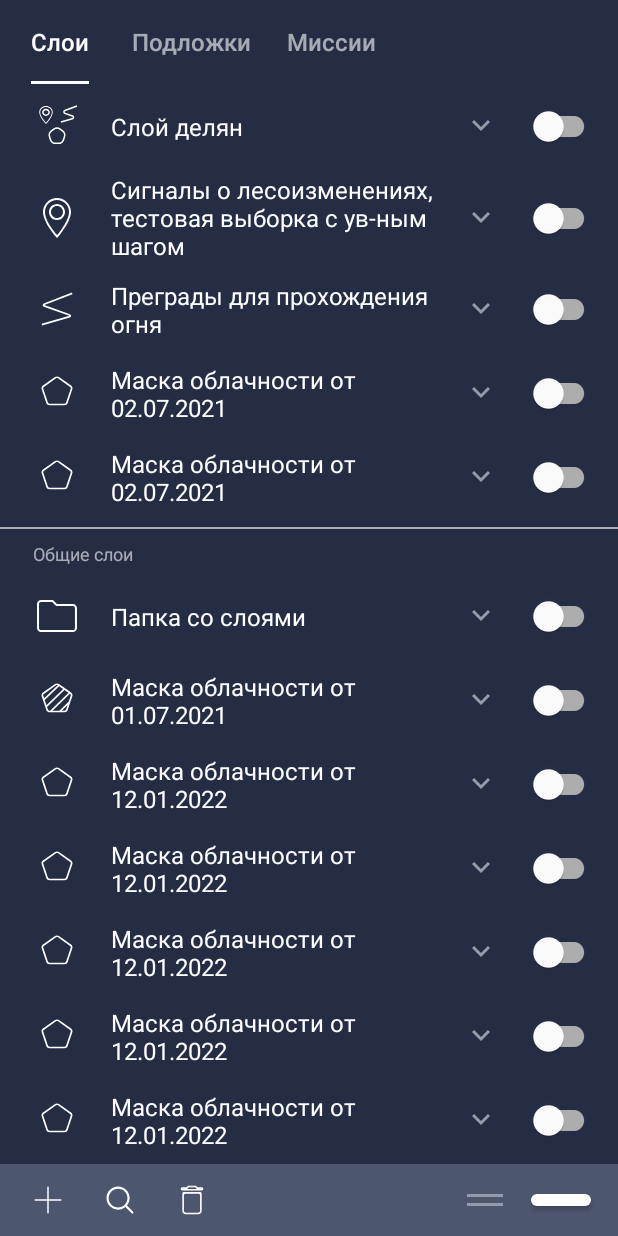
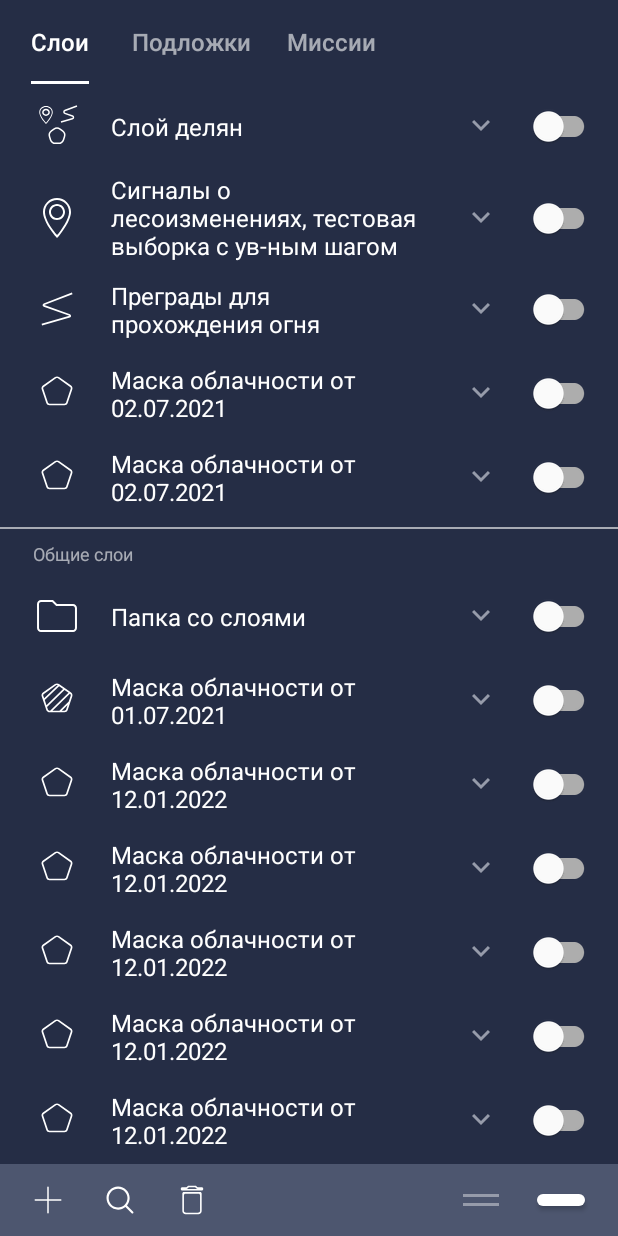
Before and after one commit to ztzmtv/MapBox, an Android app: the screen it shows after launch (MainActivity), on a phone screen of 412 x 824 dp. Run offline under Robolectric (Android 15) with nearby library versions, the phone set to English and light mode, and no system bars; libraries missing offline, so code that uses them is left out: it.beppi.tristatetogglebutton_library; plain views replace TriStateToggleButton; 2 statements that could not run were skipped.

Commit message:
доработка дизайна

```diff
--- a/app/src/main/java/com/example/infograce/MainActivity.kt
+++ b/app/src/main/java/com/example/infograce/MainActivity.kt
@@ -40,22 +40,28 @@ class MainActivity : AppCompatActivity(), RecyclerAdapter.Listener , SearchView.
         binding.recyclerView.layoutManager = layoutManager
         binding.recyclerView.adapter = adapter
 
+        val isSwitchedAny: Boolean = adapter.items.filterIsInstance<RecyclerViewItems.Layers>().any { it.switch }
+        val isSwitchedAll: Boolean = adapter.items.filterIsInstance<RecyclerViewItems.Layers>().all { it.switch }
+        binding.switchBottom.isMidSelectable = isSwitchedAny && !isSwitchedAll
+
         addDataSet("")
 
         binding.imageAdd.setOnClickListener{
             adapter.addLayer()
         }
-
         binding.imageDelete.setOnClickListener {
             adapter.removeLayer()
         }
 
         binding.imageDrag.setOnClickListener {
-            adapter.items.filterIsInstance<RecyclerViewItems.Layers>().forEachIndexed(){index, value ->
+            dragState =! dragState
+            binding.imageDrag.isSelected = dragState
+            adapter.items.filterIsInstance<RecyclerViewItems.Layers>().forEachIndexed { index, value ->
                 value.draggable =! value.draggable
                 adapter.notifyDataSetChanged()
                 adapter.touchHelper.attachToRecyclerView(binding.recyclerView)
             }
+
             binding.switchBottom.visibility = if(adapter.items.filterIsInstance<RecyclerViewItems.Layers>().any { it.draggable }) View.GONE else View.VISIBLE
         }
 
@@ -66,14 +72,15 @@ class MainActivity : AppCompatActivity(), RecyclerAdapter.Listener , SearchView.
                     ToggleStatus.mid -> adapter.switchedMidAll()
                     ToggleStatus.on -> adapter.switchedOnAll()
                     null -> {}
+
                 }
                 adapter.notifyDataSetChanged()
             }
         }
 
         binding.imageSearch.setOnClickListener {
-//            searchState =! searchState
-            if (searchState) binding.imageSearch.setBackgroundColor(resources.getColor(R.color.green)) else binding.imageSearch.setBackgroundColor(resources.getColor(R.color.dark_blue_exp))
+            searchState =! searchState
+            binding.imageSearch.isSelected = searchState
             binding.expandableSearch.visibility = if(binding.expandableSearch.visibility == View.VISIBLE) View.GONE else View.VISIBLE
         }
 
@@ -88,6 +95,7 @@ class MainActivity : AppCompatActivity(), RecyclerAdapter.Listener , SearchView.
             }
         })
 
+
     }
 
     private fun addDataSet(search: String){
@@ -99,7 +107,7 @@ class MainActivity : AppCompatActivity(), RecyclerAdapter.Listener , SearchView.
         indirectSwitched = true
         val isSwitchedAll: Boolean = adapter.items.filterIsInstance<RecyclerViewItems.Layers>().all { it.switch }
         val isSwitchedAny: Boolean = adapter.items.filterIsInstance<RecyclerViewItems.Layers>().any { it.switch }
-
+        binding.switchBottom.isMidSelectable = isSwitchedAny && !isSwitchedAll
         if (isSwitchedAll) {
             binding.switchBottom.toggleOn()
         }
--- a/app/src/main/java/com/example/infograce/recyclerview/RecyclerAdapter.kt
+++ b/app/src/main/java/com/example/infograce/recyclerview/RecyclerAdapter.kt
@@ -132,6 +132,10 @@ class RecyclerAdapter(private val listenerActivity: MainActivity): RecyclerView.
                         currentItem.visibility = !currentItem.visibility
                         notifyItemChanged(position)
                     }
+                    holder.binding.titleLine.setOnClickListener {
+                        currentItem.visibility = !currentItem.visibility
+                        notifyItemChanged(position)
+                    }
 
                     holder.binding.slider.addOnChangeListener { slider, value, fromUser ->
                         holder.binding.transView.setText("Прозрачность: ${value.toInt()}%")
@@ -189,7 +193,6 @@ class RecyclerAdapter(private val listenerActivity: MainActivity): RecyclerView.
                 is RecyclerViewItems.TitleSpannable -> R.layout.layer_group
                 is RecyclerViewItems.LayersGroup -> R.layout.layers_group
                 is RecyclerViewItems.Layers -> R.layout.layer_group
-
             }
         }
 
--- /dev/null
+++ b/app/src/main/res/color/button_background_color.xml
@@ -0,0 +1,14 @@
+<?xml version="1.0" encoding="utf-8"?>
+<selector xmlns:android="http://schemas.android.com/apk/res/android">
+
+    <!--When Button is not enabled -->
+    <item android:state_enabled="false" android:color="#b6b7b5" />
+    <!--When Button is in pressed state -->
+    <item android:state_pressed="true" android:color="@color/green" />
+    <!--When Button is in selected state -->
+    <item android:state_selected="true" android:color="@color/green" />
+    <!--Default Background Color -->
+    <item android:color="@color/dark_blue_exp" />
+
+
+</selector>
--- /dev/null
+++ b/app/src/main/res/color/button_text_color.xml
@@ -0,0 +1,15 @@
+<?xml version="1.0" encoding="utf-8"?>
+<selector xmlns:android="http://schemas.android.com/apk/res/android">
+
+    <!--When the button is not enabled-->
+<!--    <item android:state_enabled="false" android:color="@android:color/white" />-->
+<!--    <item android:state_enabled="true" android:color="#969BAA" />-->
+
+    <!--When button is enabled-->
+    <item android:state_selected="true" android:color="@android:color/white" />
+    <item android:state_selected="false" android:color="#969BAA" />
+
+    <!--Default Text Color-->
+<!--    <item android:color="#969BAA" />-->
+
+</selector>
--- /dev/null
+++ b/app/src/main/res/drawable/base_ripple.xml
@@ -0,0 +1,19 @@
+<?xml version="1.0" encoding="utf-8"?>
+<ripple
+    xmlns:android="http://schemas.android.com/apk/res/android"
+    android:color="?android:colorControlHighlight">
+
+    <item android:id="@android:id/mask">
+        <shape android:shape="rectangle">
+            <solid android:color="?android:colorAccent" />
+        </shape>
+    </item>
+
+    <item>
+        <shape android:shape="rectangle">
+            <!-- put your background color here-->
+            <solid android:color="@color/green" />
+        </shape>
+    </item>
+
+</ripple>
--- a/app/src/main/res/layout/layer_group.xml
+++ b/app/src/main/res/layout/layer_group.xml
@@ -49,8 +49,8 @@
             android:id="@+id/chevron"
             android:layout_width="wrap_content"
             android:layout_height="wrap_content"
-            android:layout_marginEnd="15dp"
-            android:padding="10dp"
+            android:layout_marginEnd="10dp"
+            android:padding="15dp"
             app:layout_constraintBottom_toBottomOf="@+id/iconView"
             app:layout_constraintEnd_toStartOf="@id/switch2"
             app:layout_constraintTop_toTopOf="@+id/iconView"
@@ -65,7 +65,8 @@
             android:visibility="visible"
             app:layout_constraintBottom_toBottomOf="@+id/iconView"
             app:layout_constraintEnd_toEndOf="parent"
-            app:layout_constraintTop_toTopOf="@+id/iconView" />
+            app:layout_constraintTop_toTopOf="@+id/iconView"
+            />
 
         <ImageView
             android:id="@+id/invisView"
@@ -83,7 +84,8 @@
             android:layout_width="wrap_content"
             android:layout_height="wrap_content"
             android:visibility="invisible"
-            android:layout_marginEnd="25dp"
+            android:layout_marginEnd="15dp"
+            android:padding="10dp"
             app:layout_constraintBottom_toBottomOf="@+id/switch2"
             app:layout_constraintEnd_toEndOf="parent"
             app:layout_constraintTop_toTopOf="@+id/switch2"
@@ -99,7 +101,7 @@
         android:background="@drawable/layout_bg"
         android:layout_marginStart="16dp"
         app:thumbColor='@color/green'
-        android:visibility="gone"
+        android:visibility="visible"
         app:layout_constraintEnd_toEndOf="parent"
         app:layout_constraintStart_toStartOf="parent"
         app:layout_constraintTop_toBottomOf="@id/titleLine"
@@ -109,11 +111,11 @@
             android:id="@+id/transView"
             android:layout_width="wrap_content"
             android:layout_height="wrap_content"
-            android:layout_marginStart="48dp"
+            android:layout_marginStart="58dp"
             android:layout_marginTop="3dp"
-            android:textSize="12sp"
             android:text="@string/app_name"
             android:textColor="@color/white60"
+            android:textSize="12sp"
             app:layout_constraintStart_toStartOf="parent"
             app:layout_constraintTop_toTopOf="parent" />
 
@@ -122,7 +124,7 @@
             android:layout_width="wrap_content"
             android:layout_height="wrap_content"
             android:layout_marginTop="3dp"
-            android:layout_marginEnd="17dp"
+            android:layout_marginEnd="22dp"
             android:textSize="12sp"
             android:text="@string/app_name"
             android:textColor="@color/white60"
@@ -133,14 +135,15 @@
             android:id="@+id/slider"
             android:layout_width="match_parent"
             android:layout_height="match_parent"
-            android:layout_marginStart="48dp"
+            android:layout_marginStart="45dp"
             android:layout_marginTop="-5dp"
-            android:layout_marginEnd="16dp"
-            android:layout_marginBottom="-5dp"
+            android:layout_marginEnd="9dp"
+            android:layout_marginBottom="30dp"
+            android:value="60.0"
             android:valueFrom="0.0"
-            android:value="60.0"
             android:valueTo="100.0"
-            app:layout_constraintBottom_toTopOf="@+id/imageView5"
+            app:trackColorActive="@color/green"
+            app:layout_constraintBottom_toBottomOf="parent"
             app:layout_constraintEnd_toEndOf="parent"
             app:layout_constraintStart_toStartOf="parent"
             app:layout_constraintTop_toBottomOf="@+id/transView" />
@@ -149,13 +152,12 @@
             android:id="@+id/elemView"
             android:layout_width="wrap_content"
             android:layout_height="wrap_content"
-            android:layout_marginStart="48dp"
             android:layout_marginBottom="11dp"
-            android:textSize="12sp"
             android:text="@string/app_name"
             android:textColor="@color/white60"
+            android:textSize="12sp"
             app:layout_constraintBottom_toBottomOf="parent"
-            app:layout_constraintStart_toStartOf="parent" />
+            app:layout_constraintStart_toStartOf="@+id/transView" />
 
         <TextView
             android:id="@+id/zoomView"
@@ -173,34 +175,42 @@
             android:id="@+id/imageView"
             android:layout_width="wrap_content"
             android:layout_height="wrap_content"
-            android:layout_marginEnd="25dp"
+            android:layout_marginEnd="11dp"
+            android:padding="7dp"
             android:src="@drawable/region_border_dash_view"
             app:layout_constraintBottom_toBottomOf="@+id/imageView4"
             app:layout_constraintEnd_toStartOf="@+id/imageView4"
             android:background="?android:attr/selectableItemBackground"
-            app:layout_constraintTop_toTopOf="@+id/imageView4" />
+            app:layout_constraintTop_toTopOf="@+id/imageView4"
+            android:clickable="true"
+            android:focusable="true"/>
 
         <ImageView
             android:id="@+id/imageView4"
             android:layout_width="wrap_content"
             android:layout_height="wrap_content"
-            android:layout_marginEnd="25dp"
+            android:layout_marginEnd="11dp"
+            android:padding="7dp"
             android:src="@drawable/note"
             app:layout_constraintBottom_toBottomOf="@+id/imageView5"
             app:layout_constraintEnd_toStartOf="@+id/imageView5"
             android:background="?android:attr/selectableItemBackground"
-            app:layout_constraintTop_toTopOf="@+id/imageView5" />
+            app:layout_constraintTop_toTopOf="@+id/imageView5"
+            android:clickable="true"
+            android:focusable="true" />
 
         <ImageView
             android:id="@+id/imageView5"
             android:layout_width="wrap_content"
             android:layout_height="wrap_content"
-            android:layout_marginEnd="25dp"
-            android:layout_marginBottom="7dp"
+            android:layout_marginEnd="12.5dp"
+            android:padding="7dp"
             android:src="@drawable/center_to_gps"
             app:layout_constraintBottom_toBottomOf="parent"
+            app:layout_constraintEnd_toEndOf="parent"
             android:background="?android:attr/selectableItemBackground"
-            app:layout_constraintEnd_toEndOf="parent" />
+            android:clickable="true"
+            android:focusable="true" />
 
     </androidx.constraintlayout.widget.ConstraintLayout>
 
--- a/app/src/main/res/layout/main_activity.xml
+++ b/app/src/main/res/layout/main_activity.xml
@@ -1,6 +1,7 @@
 <?xml version="1.0" encoding="utf-8"?>
 
 <androidx.constraintlayout.widget.ConstraintLayout xmlns:android="http://schemas.android.com/apk/res/android"
+    xmlns:tools="http://schemas.android.com/tools"
     android:layout_width="match_parent"
     android:layout_height="match_parent"
     xmlns:app="http://schemas.android.com/apk/res-auto">
@@ -112,7 +113,8 @@
             android:layout_height="0dp"
             app:layout_constraintBottom_toBottomOf="parent"
             app:layout_constraintStart_toStartOf="parent"
-            app:layout_constraintTop_toTopOf="parent">
+            app:layout_constraintTop_toTopOf="parent"
+            app:layout_constraintVertical_bias="0.0">
 
             <androidx.recyclerview.widget.RecyclerView
                 android:id="@+id/recycler_view"
@@ -140,12 +142,14 @@
             android:id="@+id/imageDrag"
             android:layout_width="wrap_content"
             android:layout_height="wrap_content"
-            android:layout_marginEnd="5dp"
-            android:padding="13.5dp"
-            app:layout_constraintBottom_toBottomOf="@+id/switchBottom"
+            android:layout_marginEnd="0dp"
+            android:paddingHorizontal="25dp"
+            android:paddingVertical="14dp"
+            app:layout_constraintBottom_toBottomOf="parent"
             app:layout_constraintEnd_toStartOf="@+id/switchBottom"
-            app:layout_constraintTop_toTopOf="@+id/switchBottom"
-            android:background="?android:attr/selectableItemBackground"
+            app:layout_constraintTop_toTopOf="parent"
+            android:background="@color/button_background_color"
+            app:tint="@color/button_text_color"
             app:srcCompat="@drawable/drag_list_item" />
 
         <ImageView
@@ -157,7 +161,7 @@
             app:layout_constraintBottom_toBottomOf="@+id/imageSearch"
             app:layout_constraintStart_toEndOf="@+id/imageSearch"
             app:layout_constraintTop_toTopOf="@+id/imageSearch"
-            android:background="?android:attr/selectableItemBackground"
+            android:background="@color/button_background_color"
             app:srcCompat="@drawable/delete" />
 
         <ImageView
@@ -166,18 +170,35 @@
             android:layout_height="wrap_content"
             android:layout_marginStart="0dp"
             android:padding="12dp"
-            android:background="?android:attr/selectableItemBackground"
             app:layout_constraintBottom_toBottomOf="@+id/imageAdd"
             app:layout_constraintStart_toEndOf="@+id/imageAdd"
             app:layout_constraintTop_toTopOf="@+id/imageAdd"
+            android:background="@color/button_background_color"
             app:srcCompat="@drawable/search" />
+
+<!--        <Button-->
+<!--            android:id="@+id/imageSearch"-->
+<!--            android:layout_width="48dp"-->
+<!--            android:layout_height="match_parent"-->
+<!--            android:padding="12dp"-->
+<!--            android:backgroundTint="@color/button_background_color"-->
+<!--            app:layout_constraintBottom_toBottomOf="@+id/imageAdd"-->
+<!--            app:layout_constraintStart_toEndOf="@+id/imageAdd"-->
+<!--            app:layout_constraintTop_toTopOf="@+id/imageAdd"-->
+<!--            app:icon="@drawable/search"-->
+<!--            app:iconGravity="textStart"-->
+<!--            app:iconPadding="0dp"-->
+
+<!--            style="@style/Widget.MaterialComponents.Button.TextButton.Icon"-->
+<!--            />-->
 
         <ImageView
             android:id="@+id/imageAdd"
             android:layout_width="wrap_content"
             android:layout_height="wrap_content"
             android:layout_marginStart="8dp"
-            android:background="?android:attr/selectableItemBackground"            android:padding="12dp"
+            android:padding="12dp"
+            android:background="@color/button_background_color"
             app:layout_constraintBottom_toBottomOf="parent"
             app:layout_constraintStart_toStartOf="parent"
             app:layout_constraintTop_toTopOf="parent"
@@ -203,12 +224,22 @@
 
         <it.beppi.tristatetogglebutton_library.TriStateToggleButton
             android:id="@+id/switchBottom"
-            android:layout_width="40dp"
+            android:layout_width="32dp"
             android:layout_height="20dp"
-            android:layout_marginEnd="18dp"
+            android:layout_marginEnd="22dp"
             app:layout_constraintBottom_toBottomOf="parent"
             app:layout_constraintEnd_toEndOf="parent"
-            app:layout_constraintTop_toTopOf="parent" />
+            app:layout_constraintTop_toTopOf="parent"
+
+            />
+
+<!--        <androidx.appcompat.widget.SwitchCompat-->
+<!--            android:id="@+id/switch7"-->
+<!--            android:layout_width="wrap_content"-->
+<!--            android:layout_height="wrap_content"-->
+<!--            app:layout_constraintBottom_toBottomOf="parent"-->
+<!--            app:layout_constraintEnd_toStartOf="@+id/imageDrag"-->
+<!--            app:layout_constraintTop_toTopOf="parent" />-->
 
 
     </androidx.constraintlayout.widget.ConstraintLayout>
--- a/app/src/main/res/values/styles.xml
+++ b/app/src/main/res/values/styles.xml
@@ -44,4 +44,8 @@
 
 </style>
 
+    <style name="SwitchCompatTheme" >
+        <item name="colorControlActivated">@color/green</item>
+    </style>
+
 </resources>
```
